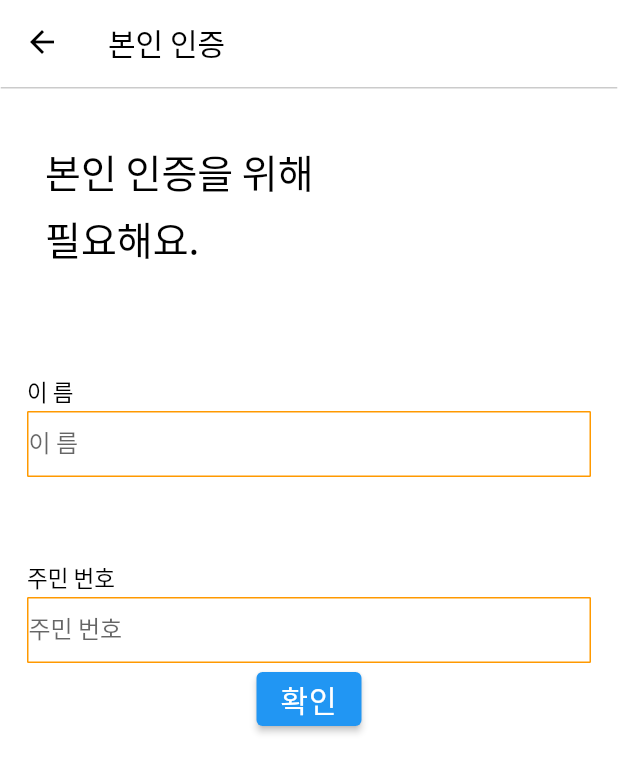
After one commit to asmin0117/nal_la, a Flutter app: the screen it shows once a user with an empty profile is signed in, after a tap on "폰인증", on a phone screen of 412 x 824 dp. The commit adds this screen. Shown: the top 773 px of the screen. Run offline on Flutter 3.47's test engine with Material 2 defaults, Android fonts, the phone set to English and light mode, and no system bars; our stand-ins replace firebase_auth, firebase_core, flutter_dotenv, get; missing offline and left inert: flutter_web_auth; accounts and stored records are empty; Roboto replaces fonts that are missing (Noto Sans CJK KR).

Commit message:
front 시작

```diff
--- a/lib/main.dart
+++ b/lib/main.dart
@@ -3,6 +3,9 @@ import 'package:flutter_dotenv/flutter_dotenv.dart';
 import 'package:get/get.dart';
 import 'package:nal_la/src/app.dart';
 import 'package:nal_la/src/pages/home.dart';
+import 'package:nal_la/src/pages/join/name_auth.dart';
+import 'package:nal_la/src/pages/join/phone_auth.dart';
+import 'package:nal_la/values/colors.dart';
 
 Future main() async {
   await dotenv.load(fileName: '.env');
@@ -16,12 +19,18 @@ class MyApp extends StatelessWidget {
     return GetMaterialApp(
       title: 'Flutter Demo',
       theme: ThemeData(
-        primarySwatch: Colors.blue,
+        primaryColor: AppColors.primaryBackground,
+        fontFamily: "Noto Sans CJK KR",
+        scaffoldBackgroundColor: AppColors.primaryBackground,
+        appBarTheme: AppBarTheme(
+          elevation: 0.0
+        )
       ),
       home: App(),
       initialRoute: "/",
       getPages: [
-        GetPage(name: "/", page: () => Home(), transition: Transition.zoom),
+        GetPage(name: "/", page: () => Home(), transition: Transition.fade),
+        GetPage(name: "/nameAuth", page: () => NameAuthWidget(), transition: Transition.fade),
       ],
     );
   }
--- a/lib/src/pages/home.dart
+++ b/lib/src/pages/home.dart
@@ -25,6 +25,12 @@ class Home extends StatelessWidget {
                     onPressed: FirebaseAuth.instance.signOut,
                     child: Text("로그아웃"),
                   ),
+                  TextButton(
+                    onPressed: () {
+                      Get.toNamed("/nameAuth");
+                    },
+                    child: Text("폰인증"),
+                  ),
                 ],
               ),
             );
--- /dev/null
+++ b/lib/src/pages/join/name_auth.dart
@@ -0,0 +1,170 @@
+import 'package:flutter/material.dart';
+import 'package:nal_la/values/values.dart';
+
+class NameAuthWidget extends StatefulWidget {
+  @override
+  _NameAuthState createState() => _NameAuthState();
+}
+
+class _NameAuthState extends State<NameAuthWidget> {
+  final _formKey = GlobalKey<FormState>();
+
+  @override
+  Widget build(BuildContext context) {
+    return Scaffold(
+      resizeToAvoidBottomInset: false,
+      appBar: AppBar(
+        title: Text(
+          '본인 인증',
+          textAlign: TextAlign.left,
+          style: TextStyle(
+            color: AppColors.primaryText,
+            fontWeight: FontWeight.w400,
+            fontSize: 20,
+          ),
+        ),
+      ),
+      body: Form(
+        key: _formKey,
+        child: Column(
+          children: <Widget>[
+            Container(
+              height: 1,
+              margin: EdgeInsets.only(top: 2),
+              decoration: BoxDecoration(
+                color: AppColors.accentElement,
+                border: Border.fromBorderSide(Borders.secondaryBorder),
+              ),
+              child: Container(),
+            ),
+            Padding(
+              padding: const EdgeInsets.all(30),
+              child: Row(
+                mainAxisAlignment: MainAxisAlignment.start,
+                children: <Widget>[
+                  SizedBox(height: 50),
+                  Text("본인 인증을 위해\n필요해요.",
+                      textAlign: TextAlign.left,
+                      style: TextStyle(
+                        color: AppColors.primaryText,
+                        fontFamily: "Noto Sans CJK KR",
+                        fontWeight: FontWeight.w400,
+                        fontSize: 26,
+                        height: 1.73077,
+                      )),
+                ],
+              ),
+            ),
+            SizedBox(height: 5),
+            Column(
+              children: <Widget>[
+                Align(
+                  alignment: Alignment.topLeft,
+                  child: Container(
+                    margin: EdgeInsets.only(left: 18, top: 36),
+                    child: Text(
+                      "이 름",
+                      textAlign: TextAlign.left,
+                      style: TextStyle(
+                        color: AppColors.primaryText,
+                        fontFamily: "Noto Sans CJK KR",
+                        fontWeight: FontWeight.w400,
+                        fontSize: 15,
+                      ),
+                    ),
+                  ),
+                ),
+                Container(
+                  height: 44,
+                  margin: EdgeInsets.only(left: 18, top: 2, right: 18),
+                  decoration: BoxDecoration(
+                    color: AppColors.primaryElement,
+                    border: Border.fromBorderSide(Borders.primaryBorder),
+                    borderRadius: BorderRadius.all(Radius.circular(0.9)),
+                  ),
+                  child: TextFormField(
+                    validator: (value) {
+                      if (value!.isEmpty) {
+                        return '입력해주세요';
+                      } else {
+                        return null;
+                      }
+                    },
+                    keyboardType: TextInputType.name,
+                    decoration: InputDecoration(
+                      border: InputBorder.none,
+                      hintText: '이 름',
+                    ),
+                  ),
+                ),
+                SizedBox(
+                  height: 20,
+                ),
+                Align(
+                  alignment: Alignment.topLeft,
+                  child: Container(
+                    margin: EdgeInsets.only(left: 18, top: 36),
+                    child: Text(
+                      "주민 번호",
+                      textAlign: TextAlign.left,
+                      style: TextStyle(
+                        color: AppColors.primaryText,
+                        fontFamily: "Noto Sans CJK KR",
+                        fontWeight: FontWeight.w400,
+                        fontSize: 15,
+                      ),
+                    ),
+                  ),
+                ),
+                Container(
+                  height: 44,
+                  margin: EdgeInsets.only(left: 18, top: 2, right: 18),
+                  decoration: BoxDecoration(
+                    color: AppColors.primaryElement,
+                    border: Border.fromBorderSide(Borders.primaryBorder),
+                    borderRadius: BorderRadius.all(Radius.circular(0.9)),
+                  ),
+                  child: TextFormField(
+                    obscureText: true,
+                    validator: (value) {
+                      if (value!.isEmpty) {
+                        return '입력해주세요';
+                      } else {
+                        return null;
+                      }
+                    },
+                    keyboardType: TextInputType.name,
+                    decoration: InputDecoration(
+                      border: InputBorder.none,
+                      hintText: '주민 번호',
+                    ),
+                  ),
+                ),
+
+                ElevatedButton(
+                  onPressed: () {
+                    if (_formKey.currentState!.validate()) {
+                      ScaffoldMessenger.of(context).showSnackBar(
+                          SnackBar(content: Text('Processing Data')));
+                    }
+                  },
+                  child: Text(
+                    "확인",
+                    textAlign: TextAlign.center,
+                    style: TextStyle(
+                      color: AppColors.secondaryText,
+                      fontFamily: "Noto Sans CJK KR",
+                      fontWeight: FontWeight.w400,
+                      fontSize: 20,
+                      letterSpacing: 0.6,
+                    ),
+                  ),
+                )
+              ],
+            )
+          ],
+        ),
+      ),
+    );
+  }
+}
```
Also changed, not shown: lib/src/components/bottombar.dart (added, +48 -0 lines), lib/src/controller/bottom_controller.dart (added, +16 -0 lines), lib/src/controller/button_controller.dart (added, +54 -0 lines), lib/src/pages/join/phone_auth.dart (added, +388 -0 lines).
